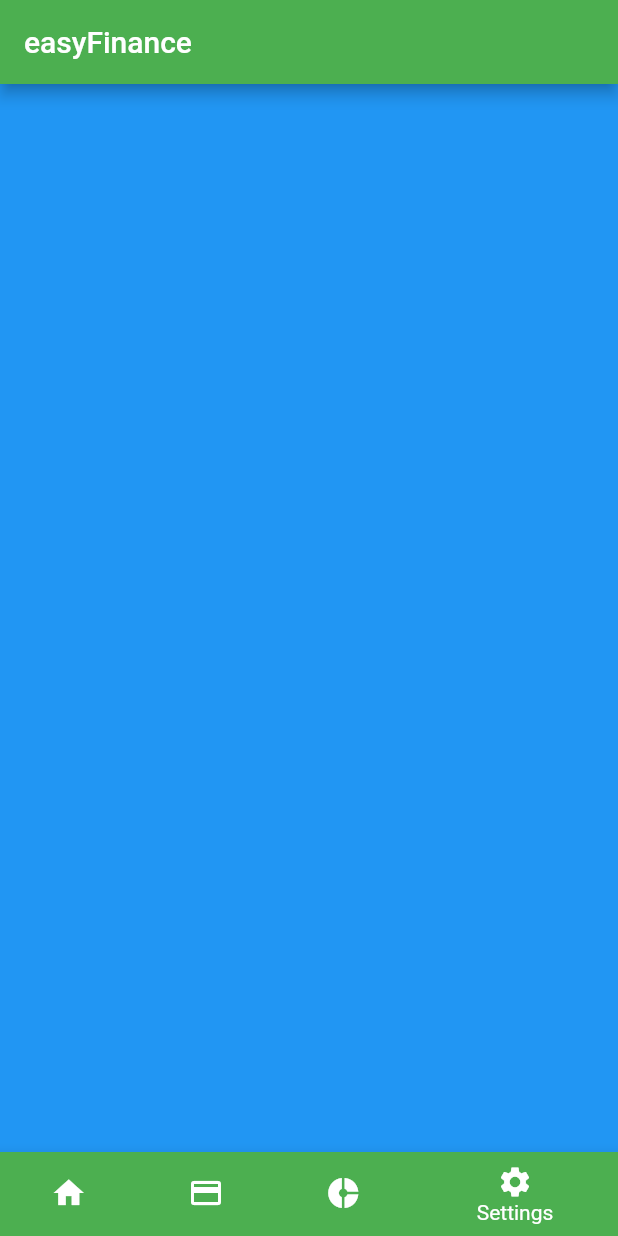
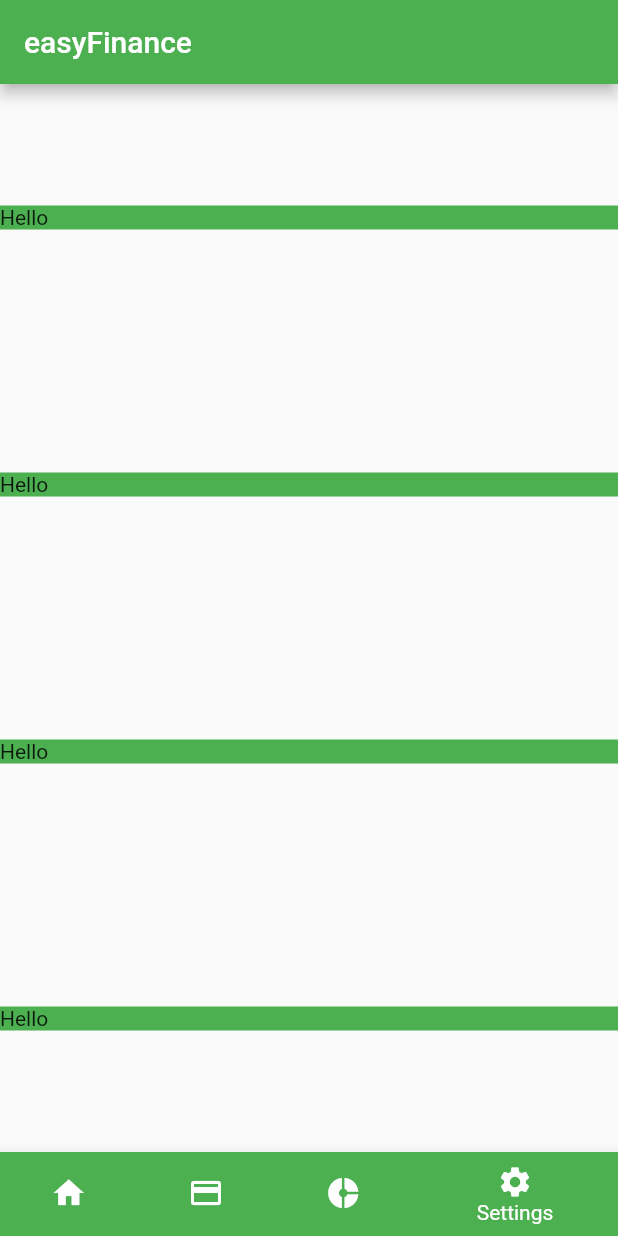
Before and after one commit to leumas244/easyFinance-SoftwareEngeneering, a Flutter app: the screen it shows after launch, item 4 of the bottom bar chosen, on a phone screen of 412 x 824 dp. Run offline on Flutter 3.47's test engine with Material 2 defaults, Android fonts, the phone set to English and light mode, and no system bars; our stand-ins replace charts_flutter, font_awesome_flutter.

Commit message:
implemented a first setting page

```diff
--- a/flutter_src/lib/home_widget.dart
+++ b/flutter_src/lib/home_widget.dart
@@ -2,7 +2,7 @@ import 'package:ef/diagrams_widget.dart';
 import 'package:flutter/material.dart';
 import 'placeholder_widget.dart';
 import 'diagrams_widget.dart';
-import 'settings.dart';
+import './settings/settings.dart';
 
 
 class Home extends StatefulWidget {
--- a/flutter_src/lib/settings.dart
+++ /dev/null
@@ -1,11 +0,0 @@
-import 'package:flutter/material.dart';
-
-class Settings extends StatelessWidget {
-
- @override
- Widget build(BuildContext context) {
-   return Container(
-     color: Colors.blue,
-   );
- }
-}
--- /dev/null
+++ b/flutter_src/lib/settings/container.dart
@@ -0,0 +1,18 @@
+import 'package:flutter/material.dart';
+
+
+class Div extends StatelessWidget {
+  final Color _color;
+
+  Div(this._color);
+
+  @override
+  Widget build(BuildContext context) {
+    return Container(
+      decoration: BoxDecoration(
+        color: Colors.green,
+      ),
+      child: Text('Hello'),
+    );
+  }
+}
--- /dev/null
+++ b/flutter_src/lib/settings/settings.dart
@@ -0,0 +1,23 @@
+import 'package:flutter/material.dart';
+import 'container.dart';
+
+class Settings extends StatelessWidget {
+
+  Settings();
+
+  @override
+  Widget build(BuildContext context) {
+    return Scaffold(
+      body: Column(
+        mainAxisAlignment: MainAxisAlignment.spaceAround,
+        crossAxisAlignment: CrossAxisAlignment.stretch,
+        children: [
+          Div(Colors.red),
+          Div(Colors.green),
+          Div(Colors.blue),
+          Div(Colors.red)
+        ]
+      )
+    );
+  }
+}
```
